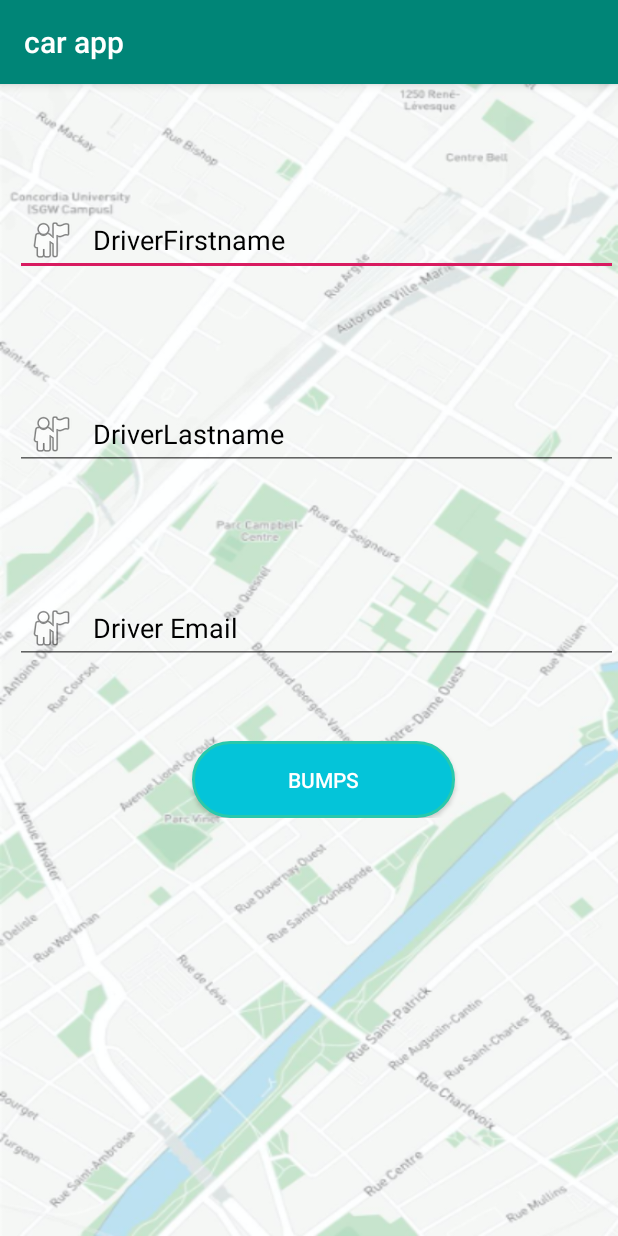
After one commit to oismaill/Self-Driving-Car-, an Android app: the AddDriver screen opened directly, with no data from a screen before it, on a phone screen of 412 x 824 dp. The commit adds this screen. Run offline under Robolectric (Android 15) with nearby library versions, the phone set to English and light mode, and no system bars; our stand-ins replace Volley; network calls fail.

Commit message:
profile with update and view

```diff
--- a/app/build.gradle
+++ b/app/build.gradle
@@ -40,5 +40,9 @@ dependencies {
     implementation files('libs/activation.jar')
     implementation files('libs/additionnal.jar')
     implementation files('libs/mail.jar')
+    implementation 'androidx.recyclerview:recyclerview:1.1.0'
+
+
+
 
 }
--- /dev/null
+++ b/app/src/main/java/com/example/carapp/Controller/CallBacks/SelectUsersListCallBack.java
@@ -0,0 +1,12 @@
+package com.example.carapp.Controller.CallBacks;
+
+import com.example.carapp.Entites.User;
+
+import java.util.ArrayList;
+
+public interface SelectUsersListCallBack {
+
+    void onSuccess(ArrayList<User> userArrayList);
+    void onError(String reason);
+
+}
--- /dev/null
+++ b/app/src/main/java/com/example/carapp/View/AddDriver.java
@@ -0,0 +1,58 @@
+package com.example.carapp.View;
+
+import androidx.appcompat.app.AppCompatActivity;
+
+import android.os.Bundle;
+import android.view.View;
+import android.widget.Button;
+import android.widget.EditText;
+import android.widget.Toast;
+
+import com.example.carapp.Controller.UserController;
+import com.example.carapp.Database.VolleyCallBack;
+import com.example.carapp.R;
+
+public class AddDriver extends AppCompatActivity {
+    private EditText driverFN, driverLN, driverEmail;
+    private Button addBTN;
+
+    private UserController userController;
+    @Override
+    protected void onCreate(Bundle savedInstanceState) {
+        super.onCreate(savedInstanceState);
+        setContentView(R.layout.activity_add_driver);
+
+        userController = new UserController(this);
+
+        driverFN = (EditText) findViewById(R.id.driverFirstname);
+        driverLN = (EditText) findViewById(R.id.driverLasttname);
+        driverEmail = (EditText) findViewById(R.id.driverEmail);
+
+        addBTN = findViewById(R.id.addBTN);
+
+        //validation = true
+        addBTN.setOnClickListener(new View.OnClickListener() {
+            @Override
+            public void onClick(View v) {
+                addDriver(driverFN.getText().toString(), driverLN.getText().toString(), driverEmail.getText().toString());
+            }
+        });
+
+    }
+
+    private void addDriver(String firstName, String lastName, String email){
+
+        userController.insertUser(firstName, lastName, email, new VolleyCallBack() {
+            @Override
+            public void onSuccess(String result) {
+                Toast.makeText(getApplicationContext(), result, Toast.LENGTH_LONG).show();
+            }
+
+            @Override
+            public void onError(String error) {
+                Toast.makeText(getApplicationContext(), error, Toast.LENGTH_LONG).show();
+            }
+        });
+
+    }
+}
--- a/app/src/main/java/com/example/carapp/View/DriverActivity.java
+++ b/app/src/main/java/com/example/carapp/View/DriverActivity.java
@@ -10,7 +10,6 @@ import android.widget.Button;
 import com.example.carapp.Entites.User;
 import com.example.carapp.R;
 import com.example.carapp.bumps;
-import com.example.carapp.driverProfile;
 
 import java.io.Serializable;
 
--- a/app/src/main/java/com/example/carapp/View/MainActivity.java
+++ b/app/src/main/java/com/example/carapp/View/MainActivity.java
@@ -13,7 +13,6 @@ import com.example.carapp.Controller.CallBacks.LoginCallBack;
 import com.example.carapp.Controller.UserController;
 import com.example.carapp.Entites.User;
 import com.example.carapp.R;
-import com.example.carapp.SendMail;
 
 import java.io.Serializable;
 import java.util.Random;
--- a/app/src/main/java/com/example/carapp/adminProfile.java
+++ b/app/src/main/java/com/example/carapp/View/adminProfile.java
@@ -1,4 +1,4 @@
-package com.example.carapp;
+package com.example.carapp.View;
 
 import androidx.appcompat.app.AppCompatActivity;
 
@@ -6,6 +6,7 @@ import android.os.Bundle;
 import android.widget.EditText;
 
 import com.example.carapp.Entites.User;
+import com.example.carapp.R;
 import com.example.carapp.View.baseProfile;
 
 public class adminProfile extends baseProfile {
--- a/app/src/main/java/com/example/carapp/driverProfile.java
+++ b/app/src/main/java/com/example/carapp/View/driverProfile.java
@@ -1,4 +1,4 @@
-package com.example.carapp;
+package com.example.carapp.View;
 
 import androidx.appcompat.app.AppCompatActivity;
 
@@ -6,6 +6,7 @@ import android.content.Intent;
 import android.os.Bundle;
 
 import com.example.carapp.Entites.User;
+import com.example.carapp.R;
 import com.example.carapp.View.baseProfile;
 
 public class driverProfile extends baseProfile {
--- /dev/null
+++ b/app/src/main/res/layout/activity_add_driver.xml
@@ -0,0 +1,83 @@
+<?xml version="1.0" encoding="utf-8"?>
+<LinearLayout xmlns:android="http://schemas.android.com/apk/res/android"
+    xmlns:tools="http://schemas.android.com/tools"
+    android:layout_width="match_parent"
+    android:layout_height="match_parent"
+    tools:context=".View.DriverActivity"
+    android:background="@drawable/map">
+    <ScrollView
+        android:layout_width="match_parent"
+        android:layout_height="match_parent">
+        <LinearLayout
+            android:orientation="vertical"
+            android:layout_width="match_parent"
+            android:layout_height="match_parent">
+
+            <EditText
+                android:id="@+id/driverFirstname"
+                android:layout_width="match_parent"
+                android:layout_height="wrap_content"
+                android:drawableLeft="@android:drawable/ic_menu_myplaces"
+                android:ems="10"
+                android:hint="DriverFirstname"
+                android:inputType="textEmailAddress"
+                android:textColorHint="#000"
+                android:maxLines="1"
+                android:drawablePadding="12dp"
+                android:padding="8dp"
+                android:layout_marginTop="80dp"
+                android:layout_marginLeft="10dp"/>
+            <View
+                android:layout_width="match_parent"
+                android:layout_height="1dp"
+                />
+            <EditText
+                android:id="@+id/driverLasttname"
+                android:layout_width="match_parent"
+                android:layout_height="wrap_content"
+                android:drawableLeft="@android:drawable/ic_menu_myplaces"
+                android:ems="10"
+                android:hint="DriverLastname"
+                android:inputType="textEmailAddress"
+                android:textColorHint="#000"
+                android:maxLines="1"
+                android:drawablePadding="12dp"
+                android:padding="8dp"
+                android:layout_marginTop="80dp"
+                android:layout_marginLeft="10dp"/>
+            <View
+                android:layout_width="match_parent"
+                android:layout_height="1dp"
+                />
+            <EditText
+                android:id="@+id/driverEmail"
+                android:layout_width="match_parent"
+                android:layout_height="wrap_content"
+                android:drawableLeft="@android:drawable/ic_menu_myplaces"
+                android:ems="10"
+                android:hint="Driver Email"
+                android:inputType="textEmailAddress"
+                android:textColorHint="#000"
+                android:maxLines="1"
+                android:drawablePadding="12dp"
+                android:padding="8dp"
+                android:layout_marginTop="80dp"
+                android:layout_marginLeft="10dp"/>
+            <View
+                android:layout_width="match_parent"
+                android:layout_height="1dp"
+                />
+            <Button
+                android:textColor="#fff"
+                android:background="@drawable/background_signup"
+                android:layout_marginTop="50dp"
+                android:layout_gravity="center_horizontal"
+                android:layout_width="175dp"
+                android:layout_height="wrap_content"
+                android:padding="16dp"
+                android:layout_marginLeft="10dp"
+                android:id="@+id/addBTN"
+                android:text="Bumps"/>
+        </LinearLayout>
+    </ScrollView>
+</LinearLayout>
```
Also changed, not shown: app/src/main/AndroidManifest.xml (+5 -3 lines), app/src/main/java/com/example/carapp/Controller/UserController.java (+20 -0 lines), app/src/main/java/com/example/carapp/Model/UserModel.java (+70 -0 lines), app/src/main/java/com/example/carapp/View/AdminActivity.java (+15 -29 lines), app/src/main/java/com/example/carapp/View/DriverList.java (added, +64 -0 lines), app/src/main/java/com/example/carapp/View/DriverListRecyclerViewAdaptor.java (added, +70 -0 lines), app/src/main/res/drawable/round_btn.xml (added, +10 -0 lines), app/src/main/res/layout/activity_admin.xml (+16 -57 lines), app/src/main/res/layout/activity_driver_list.xml (added, +29 -0 lines), app/src/main/res/layout/drivers_list_item.xml (added, +81 -0 lines).
